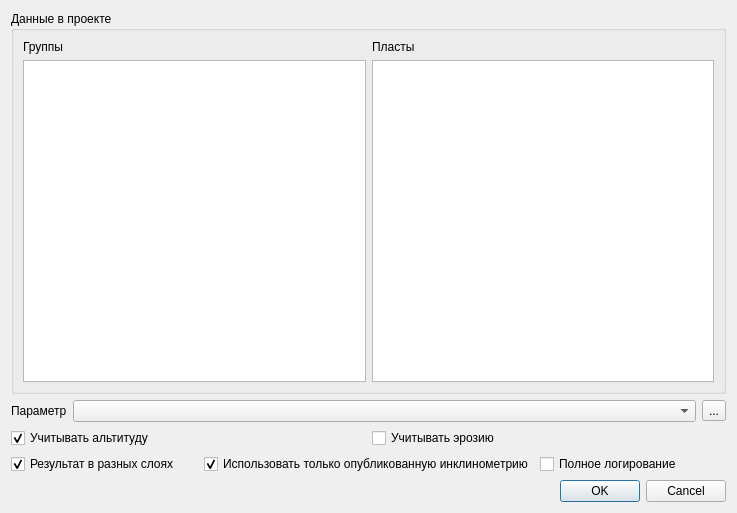
Before: the Qt Designer form qgis_pds_zonations_base.ui in vvkond/QGIS, drawn with Qt 5.
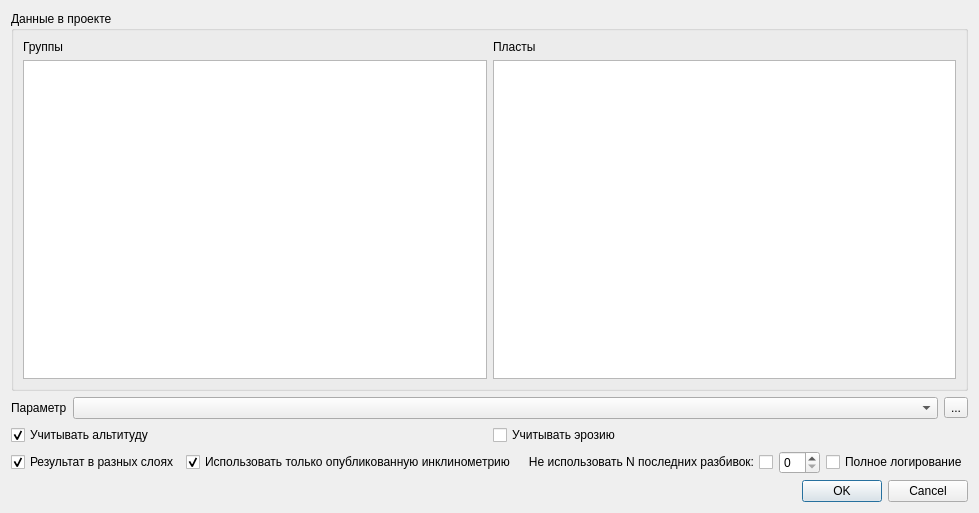
After: the same form once the commit is applied.

Commit message: Транзитные скважины: -Добавил возможность не учитывать в рассчетах N-последних интервалов. -Убрал сортировку разбивок по имени в окне выбора,сортировка идет согласно хранению в базе -Если пользователь выбирает пропустить N разбивок,то они скрываются в окне выбора

The edit to the form file:
```diff
--- a/qgis_pds_zonations_base.ui
+++ b/qgis_pds_zonations_base.ui
@@ -14,16 +14,6 @@
    <string>Координаты пластопересечения</string>
   </property>
   <layout class="QGridLayout" name="gridLayout_2">
-   <item row="8" column="0">
-    <widget class="QDialogButtonBox" name="buttonBox">
-     <property name="orientation">
-      <enum>Qt::Horizontal</enum>
-     </property>
-     <property name="standardButtons">
-      <set>QDialogButtonBox::Cancel|QDialogButtonBox::Ok</set>
-     </property>
-    </widget>
-   </item>
    <item row="0" column="0">
     <widget class="QGroupBox" name="mainGroupBox">
      <property name="title">
@@ -56,11 +46,17 @@
       </item>
       <item row="1" column="1">
        <widget class="QListWidget" name="zoneListWidget">
+        <property name="autoScroll">
+         <bool>true</bool>
+        </property>
+        <property name="alternatingRowColors">
+         <bool>true</bool>
+        </property>
         <property name="selectionMode">
          <enum>QAbstractItemView::SingleSelection</enum>
         </property>
         <property name="sortingEnabled">
-         <bool>true</bool>
+         <bool>false</bool>
         </property>
        </widget>
       </item>
@@ -154,6 +150,36 @@
        </property>
       </widget>
      </item>
+     <item>
+      <layout class="QHBoxLayout" name="notUseLastZoneLay">
+       <item>
+        <widget class="QCheckBox" name="notUseLastZoneChkBox">
+         <property name="sizePolicy">
+          <sizepolicy hsizetype="Minimum" vsizetype="Fixed">
+           <horstretch>8</horstretch>
+           <verstretch>0</verstretch>
+          </sizepolicy>
+         </property>
+         <property name="layoutDirection">
+          <enum>Qt::RightToLeft</enum>
+         </property>
+         <property name="text">
+          <string>Не использовать N последних разбивок:</string>
+         </property>
+        </widget>
+       </item>
+       <item>
+        <widget class="QSpinBox" name="notUseLastZoneNum">
+         <property name="sizePolicy">
+          <sizepolicy hsizetype="Minimum" vsizetype="Fixed">
+           <horstretch>1</horstretch>
+           <verstretch>0</verstretch>
+          </sizepolicy>
+         </property>
+        </widget>
+       </item>
+      </layout>
+     </item>
      <item>
       <widget class="QCheckBox" name="isDebugChkBox">
        <property name="text">
@@ -163,6 +189,16 @@
      </item>
     </layout>
    </item>
+   <item row="9" column="0">
+    <widget class="QDialogButtonBox" name="buttonBox">
+     <property name="orientation">
+      <enum>Qt::Horizontal</enum>
+     </property>
+     <property name="standardButtons">
+      <set>QDialogButtonBox::Cancel|QDialogButtonBox::Ok</set>
+     </property>
+    </widget>
+   </item>
   </layout>
  </widget>
  <resources/>
```
The commit also changes 3 other files.
